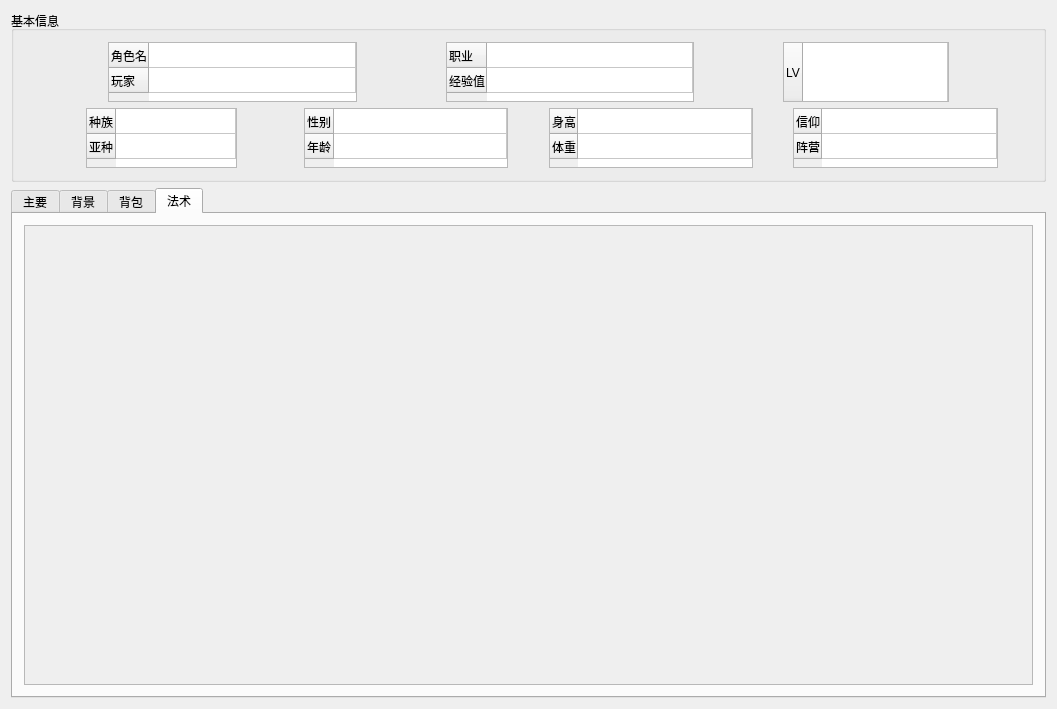
The window that DungeonQuill/CharacterDisplay.ui (Kate723/DungeonQuill) describes before a commit, drawn with Qt 5.
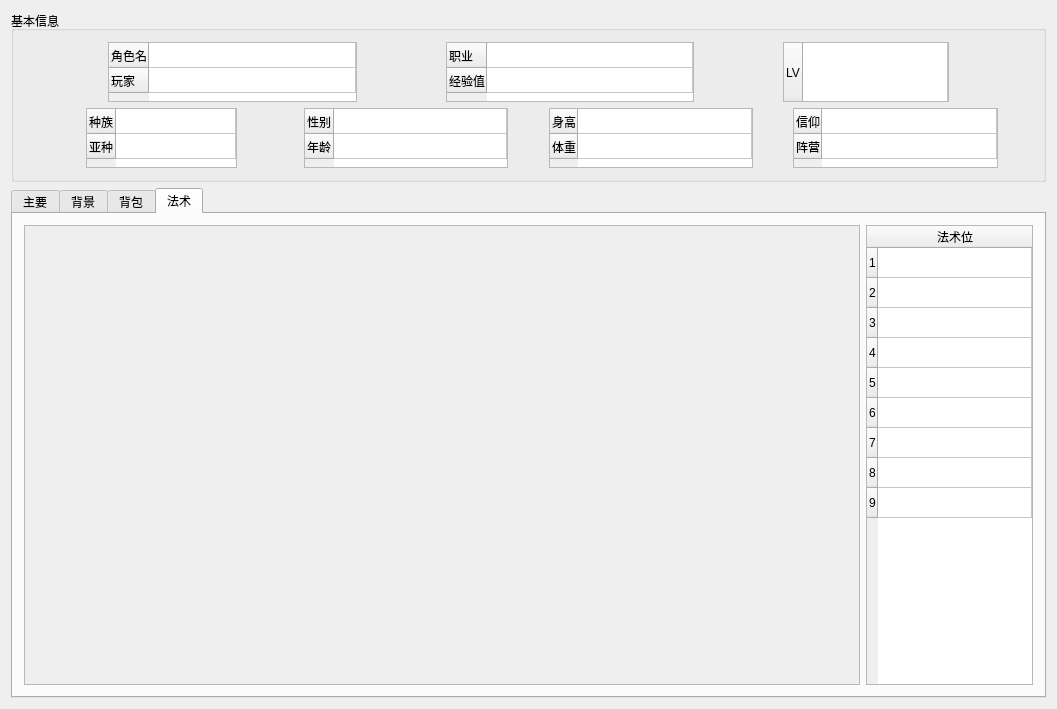
The same window after the commit. The open tabs and pages were chosen to show the change.

Diff of the .ui file:
```diff
--- a/DungeonQuill/CharacterDisplay.ui
+++ b/DungeonQuill/CharacterDisplay.ui
@@ -633,6 +633,10 @@
    </item>
    <item>
     <widget class="QTabWidget" name="Tab">
+     <property name="styleSheet">
+      <string notr="true">font: 14pt &quot;汉仪南宫体简&quot;;
+</string>
+     </property>
      <property name="tabPosition">
       <enum>QTabWidget::North</enum>
      </property>
@@ -1314,7 +1318,7 @@
       <attribute name="title">
        <string>法术</string>
       </attribute>
-      <layout class="QVBoxLayout" name="verticalLayout_2">
+      <layout class="QHBoxLayout" name="horizontalLayout_12" stretch="5,1">
        <item>
         <widget class="QScrollArea" name="scrollArea">
          <property name="widgetResizable">
@@ -1325,13 +1329,40 @@
            <rect>
             <x>0</x>
             <y>0</y>
-            <width>1013</width>
-            <height>469</height>
+            <width>98</width>
+            <height>28</height>
            </rect>
           </property>
          </widget>
         </widget>
        </item>
+       <item>
+        <widget class="QTableWidget" name="spellSlotTable">
+         <property name="rowCount">
+          <number>9</number>
+         </property>
+         <property name="columnCount">
+          <number>1</number>
+         </property>
+         <attribute name="horizontalHeaderStretchLastSection">
+          <bool>true</bool>
+         </attribute>
+         <row/>
+         <row/>
+         <row/>
+         <row/>
+         <row/>
+         <row/>
+         <row/>
+         <row/>
+         <row/>
+         <column>
+          <property name="text">
+           <string>法术位</string>
+          </property>
+         </column>
+        </widget>
+       </item>
       </layout>
      </widget>
     </widget>
```
Left out of the diff: 21 changed lines with no effect on the pictures.
